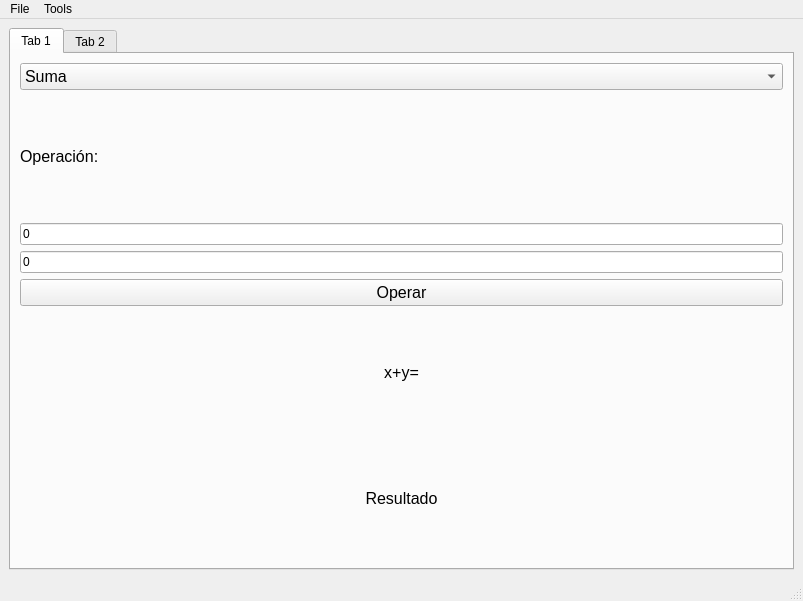
First picture: the form in fparser_GUI/Ejemplos_GUI/Window.ui, repository mramagu/Fortran-to-Python-Wrapper, before the edit.
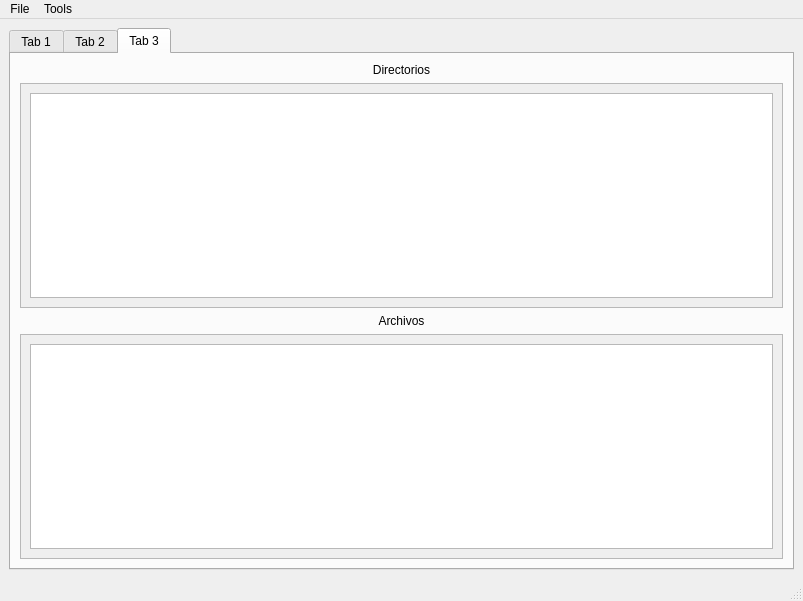
Second picture: the form after the edit.

```diff
--- a/fparser_GUI/Ejemplos_GUI/Window.ui
+++ b/fparser_GUI/Ejemplos_GUI/Window.ui
@@ -36,7 +36,7 @@
        </sizepolicy>
       </property>
       <property name="currentIndex">
-       <number>0</number>
+       <number>2</number>
       </property>
       <widget class="QWidget" name="tab">
        <attribute name="title">
@@ -197,6 +197,77 @@
         </item>
        </layout>
       </widget>
+      <widget class="QWidget" name="tab_3">
+       <attribute name="title">
+        <string>Tab 3</string>
+       </attribute>
+       <layout class="QVBoxLayout" name="verticalLayout_4">
+        <item>
+         <widget class="QLabel" name="label_2">
+          <property name="text">
+           <string>Directorios</string>
+          </property>
+          <property name="alignment">
+           <set>Qt::AlignCenter</set>
+          </property>
+         </widget>
+        </item>
+        <item>
+         <widget class="QScrollArea" name="scrollArea_2">
+          <property name="widgetResizable">
+           <bool>true</bool>
+          </property>
+          <widget class="QWidget" name="scrollAreaWidgetContents_2">
+           <property name="geometry">
+            <rect>
+             <x>0</x>
+             <y>0</y>
+             <width>761</width>
+             <height>221</height>
+            </rect>
+           </property>
+           <layout class="QVBoxLayout" name="verticalLayout_5">
+            <item>
+             <widget class="QTextEdit" name="textEdit_2"/>
+            </item>
+           </layout>
+          </widget>
+         </widget>
+        </item>
+        <item>
+         <widget class="QLabel" name="label_3">
+          <property name="text">
+           <string>Archivos</string>
+          </property>
+          <property name="alignment">
+           <set>Qt::AlignCenter</set>
+          </property>
+         </widget>
+        </item>
+        <item>
+         <widget class="QScrollArea" name="scrollArea_3">
+          <property name="widgetResizable">
+           <bool>true</bool>
+          </property>
+          <widget class="QWidget" name="scrollAreaWidgetContents_3">
+           <property name="geometry">
+            <rect>
+             <x>0</x>
+             <y>0</y>
+             <width>761</width>
+             <height>221</height>
+            </rect>
+           </property>
+           <layout class="QVBoxLayout" name="verticalLayout_6">
+            <item>
+             <widget class="QTextEdit" name="textEdit_3"/>
+            </item>
+           </layout>
+          </widget>
+         </widget>
+        </item>
+       </layout>
+      </widget>
      </widget>
     </item>
    </layout>
```
